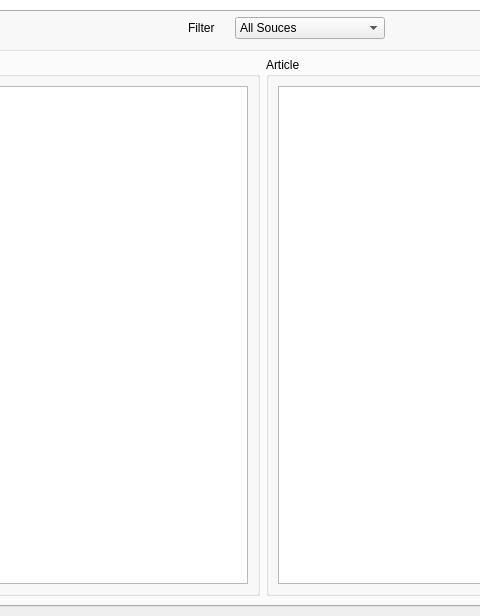
First picture: the form in mainwindow.ui, repository rcebrian/SI-project, before the edit; both pictures show x 348 to 828 and y 84 to 700 of the 1221 by 700 pixel window.
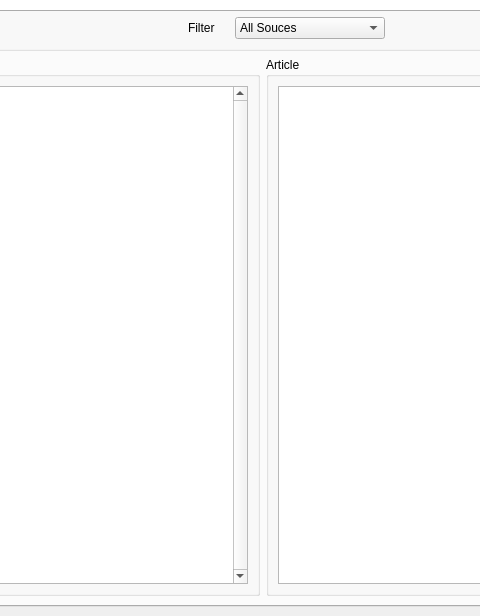
Second picture: the form after the edit.

```diff
--- a/mainwindow.ui
+++ b/mainwindow.ui
@@ -232,9 +232,36 @@
             <layout class="QVBoxLayout" name="verticalLayout">
              <item>
               <widget class="QTableWidget" name="table_search_rank">
+               <property name="verticalScrollBarPolicy">
+                <enum>Qt::ScrollBarAlwaysOn</enum>
+               </property>
+               <property name="sizeAdjustPolicy">
+                <enum>QAbstractScrollArea::AdjustToContents</enum>
+               </property>
+               <property name="dragEnabled">
+                <bool>true</bool>
+               </property>
                <property name="alternatingRowColors">
                 <bool>true</bool>
                </property>
+               <property name="showGrid">
+                <bool>false</bool>
+               </property>
+               <attribute name="horizontalHeaderVisible">
+                <bool>false</bool>
+               </attribute>
+               <attribute name="horizontalHeaderHighlightSections">
+                <bool>false</bool>
+               </attribute>
+               <attribute name="horizontalHeaderStretchLastSection">
+                <bool>true</bool>
+               </attribute>
+               <attribute name="verticalHeaderVisible">
+                <bool>false</bool>
+               </attribute>
+               <attribute name="verticalHeaderHighlightSections">
+                <bool>true</bool>
+               </attribute>
               </widget>
              </item>
             </layout>
```
Left out of the diff: 4 changed lines with no effect on the pictures.
